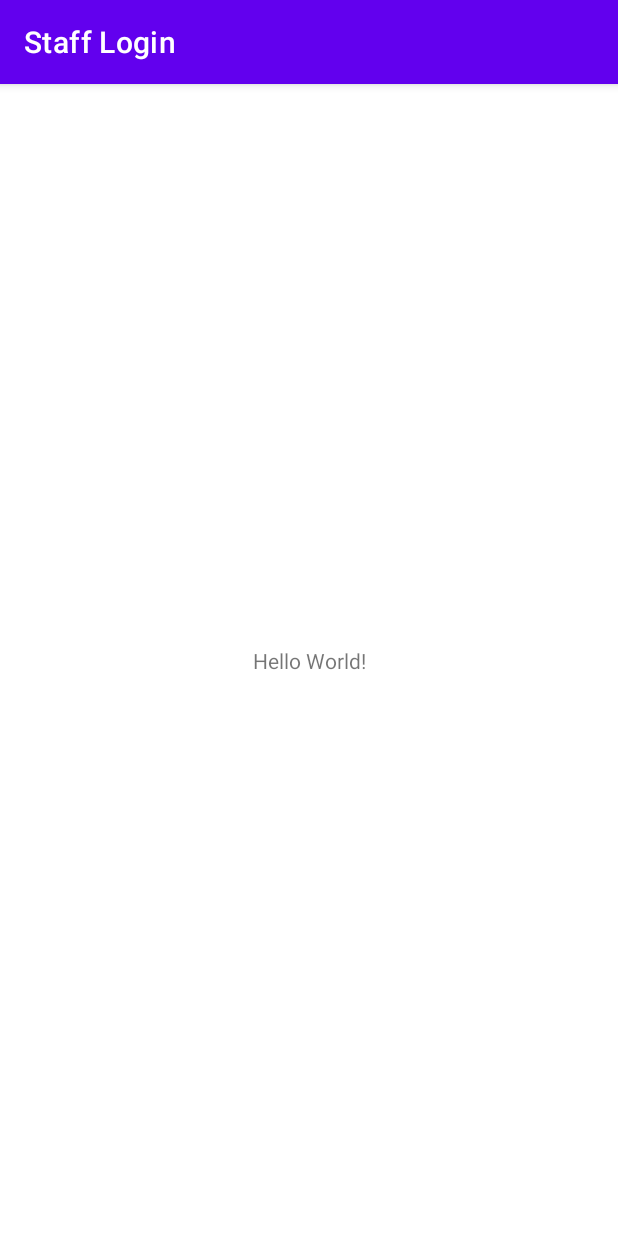
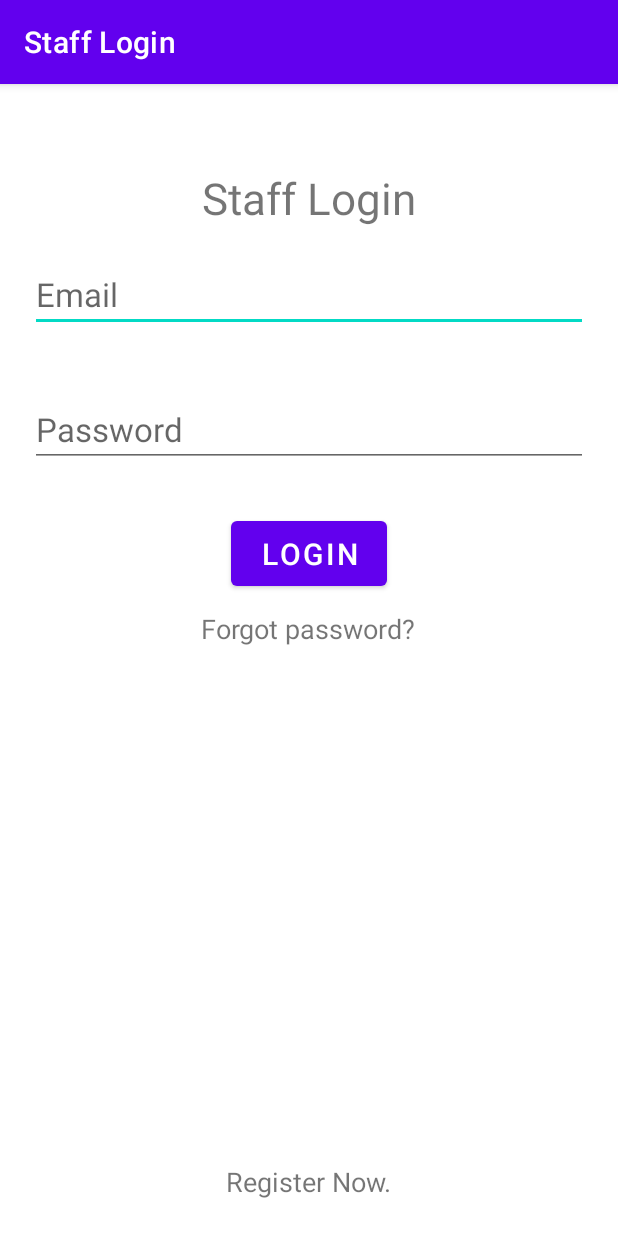
Before and after one commit to ameypte/Learning-Management-System, an Android app: the screen it shows after launch (Login), on a phone screen of 412 x 824 dp. Run offline under Robolectric (Android 15) with nearby library versions, the phone set to English and light mode, and no system bars.

Commit message:
added staff login page

```diff
--- a/Dashboard/src/main/java/com/example/dashboard/TimeTable.kt
+++ b/Dashboard/src/main/java/com/example/dashboard/TimeTable.kt
@@ -56,8 +56,8 @@ class TimeTable : Fragment() {
             "Monday",
             "Tuesday",
             "Wednesday",
-            "Thursday",
-            "Friday"
+            "Friday",
+            "Thursday"
         )
         val adapter = ArrayAdapter(requireContext(), R.layout.custom_spinner_dropdown_item, items)
         adapter.setDropDownViewResource(android.R.layout.simple_spinner_dropdown_item)
--- a/stafflogin/src/main/AndroidManifest.xml
+++ b/stafflogin/src/main/AndroidManifest.xml
@@ -7,6 +7,9 @@
         android:label="@string/app_name"
         android:supportsRtl="true"
         android:theme="@style/Theme.LearningManagementSystem">
+        <activity
+            android:name=".Register"
+            android:exported="false" />
         <activity
             android:name=".Login"
             android:exported="true">
--- /dev/null
+++ b/stafflogin/src/main/java/com/example/stafflogin/Register.kt
@@ -0,0 +1,11 @@
+package com.example.stafflogin
+
+import androidx.appcompat.app.AppCompatActivity
+import android.os.Bundle
+
+class Register : AppCompatActivity() {
+    override fun onCreate(savedInstanceState: Bundle?) {
+        super.onCreate(savedInstanceState)
+        setContentView(R.layout.activity_register)
+    }
+}
--- a/stafflogin/src/main/res/layout/activity_login.xml
+++ b/stafflogin/src/main/res/layout/activity_login.xml
@@ -1,5 +1,5 @@
 <?xml version="1.0" encoding="utf-8"?>
-<androidx.constraintlayout.widget.ConstraintLayout xmlns:android="http://schemas.android.com/apk/res/android"
+<RelativeLayout xmlns:android="http://schemas.android.com/apk/res/android"
     xmlns:app="http://schemas.android.com/apk/res-auto"
     xmlns:tools="http://schemas.android.com/tools"
     android:layout_width="match_parent"
@@ -7,12 +7,60 @@
     tools:context=".Login">
 
     <TextView
+        android:id="@+id/txtStaffHead"
         android:layout_width="wrap_content"
         android:layout_height="wrap_content"
-        android:text="Hello World!"
-        app:layout_constraintBottom_toBottomOf="parent"
-        app:layout_constraintEnd_toEndOf="parent"
-        app:layout_constraintStart_toStartOf="parent"
-        app:layout_constraintTop_toTopOf="parent" />
+        android:layout_centerHorizontal="true"
+        android:layout_marginTop="56dp"
+        android:text="Staff Login"
+        android:textSize="29sp" />
 
-</androidx.constraintlayout.widget.ConstraintLayout>
+    <EditText
+        android:id="@+id/etStaffEmail"
+        android:layout_width="match_parent"
+        android:layout_height="wrap_content"
+        android:layout_below="@id/txtStaffHead"
+        android:layout_margin="20dp"
+        android:hint="Email"
+        android:textSize="22sp" />
+
+    <EditText
+        android:id="@+id/etStaffPass"
+        android:layout_width="match_parent"
+        android:layout_height="wrap_content"
+        android:layout_below="@id/etStaffEmail"
+        android:layout_margin="20dp"
+        android:hint="Password"
+        android:textSize="22sp" />
+
+    <Button
+        android:id="@+id/btnLogin"
+        android:layout_width="wrap_content"
+        android:layout_height="wrap_content"
+        android:layout_below="@+id/etStaffPass"
+        android:layout_centerHorizontal="true"
+        android:layout_margin="10dp"
+        android:paddingHorizontal="20dp"
+        android:paddingVertical="8dp"
+        android:text="Login"
+        android:textSize="20sp" />
+
+    <TextView
+        android:id="@+id/txtForgot"
+        android:layout_width="wrap_content"
+        android:layout_height="wrap_content"
+        android:layout_below="@+id/btnLogin"
+        android:layout_centerHorizontal="true"
+        android:text="Forgot password?"
+        android:textSize="18sp" />
+
+    <TextView
+        android:id="@+id/txtRegister"
+        android:layout_width="wrap_content"
+        android:layout_height="wrap_content"
+        android:text="Register Now."
+        android:textSize="18sp"
+        android:layout_centerHorizontal="true"
+        android:layout_alignParentBottom="true"
+        android:layout_margin="24dp"/>
+</RelativeLayout>
--- /dev/null
+++ b/stafflogin/src/main/res/layout/activity_register.xml
@@ -0,0 +1,9 @@
+<?xml version="1.0" encoding="utf-8"?>
+<androidx.constraintlayout.widget.ConstraintLayout xmlns:android="http://schemas.android.com/apk/res/android"
+    xmlns:app="http://schemas.android.com/apk/res-auto"
+    xmlns:tools="http://schemas.android.com/tools"
+    android:layout_width="match_parent"
+    android:layout_height="match_parent"
+    tools:context=".Register">
+
+</androidx.constraintlayout.widget.ConstraintLayout>
```
